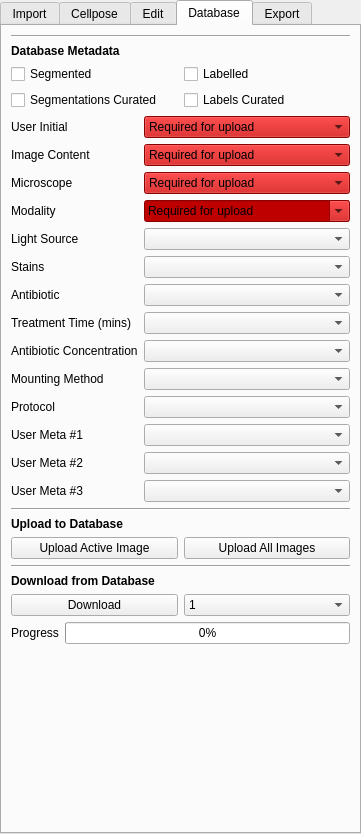
This is src/napari_akseg/akseg_ui.ui in piedrro/napari-akseg as Qt 5 draws it before an edit. The edited form follows.
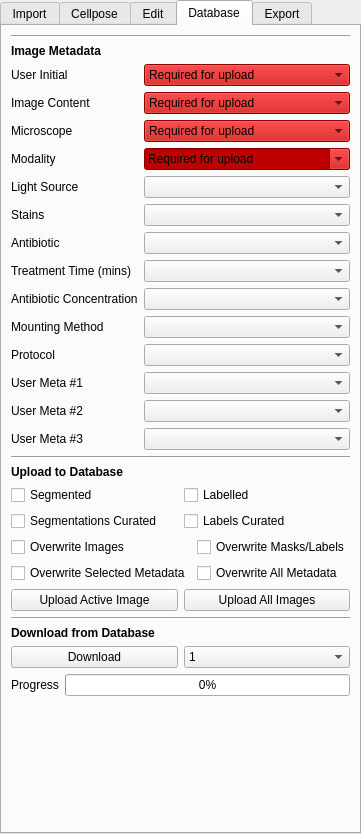
This is the edited form. The open tabs and pages were chosen to show the change.

Commit message: Added overwrite buttons to database upload functions

What changed in the file:
```diff
--- a/src/napari_akseg/akseg_ui.ui
+++ b/src/napari_akseg/akseg_ui.ui
@@ -1187,42 +1187,10 @@
        </font>
       </property>
       <property name="text">
-       <string>Database Metadata</string>
+       <string>Image Metadata</string>
       </property>
      </widget>
     </item>
-    <item>
-     <layout class="QGridLayout" name="gridLayout_8">
-      <item row="1" column="1">
-       <widget class="QCheckBox" name="upload_classcurated">
-        <property name="text">
-         <string>Labels Curated</string>
-        </property>
-       </widget>
-      </item>
-      <item row="0" column="1">
-       <widget class="QCheckBox" name="upload_labelled">
-        <property name="text">
-         <string>Labelled</string>
-        </property>
-       </widget>
-      </item>
-      <item row="0" column="0">
-       <widget class="QCheckBox" name="upload_segmented">
-        <property name="text">
-         <string>Segmented</string>
-        </property>
-       </widget>
-      </item>
-      <item row="1" column="0">
-       <widget class="QCheckBox" name="upload_segcurated">
-        <property name="text">
-         <string>Segmentations Curated</string>
-        </property>
-       </widget>
-      </item>
-     </layout>
-    </item>
     <item>
      <layout class="QFormLayout" name="formLayout_3">
       <item row="0" column="0">
@@ -1676,6 +1644,70 @@
       </property>
      </widget>
     </item>
+    <item>
+     <layout class="QGridLayout" name="gridLayout_8">
+      <item row="0" column="0">
+       <widget class="QCheckBox" name="upload_segmented">
+        <property name="text">
+         <string>Segmented</string>
+        </property>
+       </widget>
+      </item>
+      <item row="1" column="1">
+       <widget class="QCheckBox" name="upload_classcurated">
+        <property name="text">
+         <string>Labels Curated</string>
+        </property>
+       </widget>
+      </item>
+      <item row="0" column="1">
+       <widget class="QCheckBox" name="upload_labelled">
+        <property name="text">
+         <string>Labelled</string>
+        </property>
+       </widget>
+      </item>
+      <item row="1" column="0">
+       <widget class="QCheckBox" name="upload_segcurated">
+        <property name="text">
+         <string>Segmentations Curated</string>
+        </property>
+       </widget>
+      </item>
+     </layout>
+    </item>
+    <item>
+     <layout class="QGridLayout" name="gridLayout_9">
+      <item row="0" column="0">
+       <widget class="QCheckBox" name="upload_overwrite_images">
+        <property name="text">
+         <string>Overwrite Images</string>
+        </property>
+       </widget>
+      </item>
+      <item row="0" column="1">
+       <widget class="QCheckBox" name="upload_overwrite_masks">
+        <property name="text">
+         <string>Overwrite Masks/Labels</string>
+        </property>
+       </widget>
+      </item>
+      <item row="1" column="0">
+       <widget class="QCheckBox" name="overwrite_selected_metadata">
+        <property name="text">
+         <string>Overwrite Selected Metadata</string>
+        </property>
+       </widget>
+      </item>
+      <item row="1" column="1">
+       <widget class="QCheckBox" name="overwrite_all_metadata">
+        <property name="text">
+         <string>Overwrite All Metadata</string>
+        </property>
+       </widget>
+      </item>
+     </layout>
+    </item>
     <item>
      <layout class="QGridLayout" name="gridLayout_7">
       <item row="0" column="1">
```
The commit also changes 5 other files.
